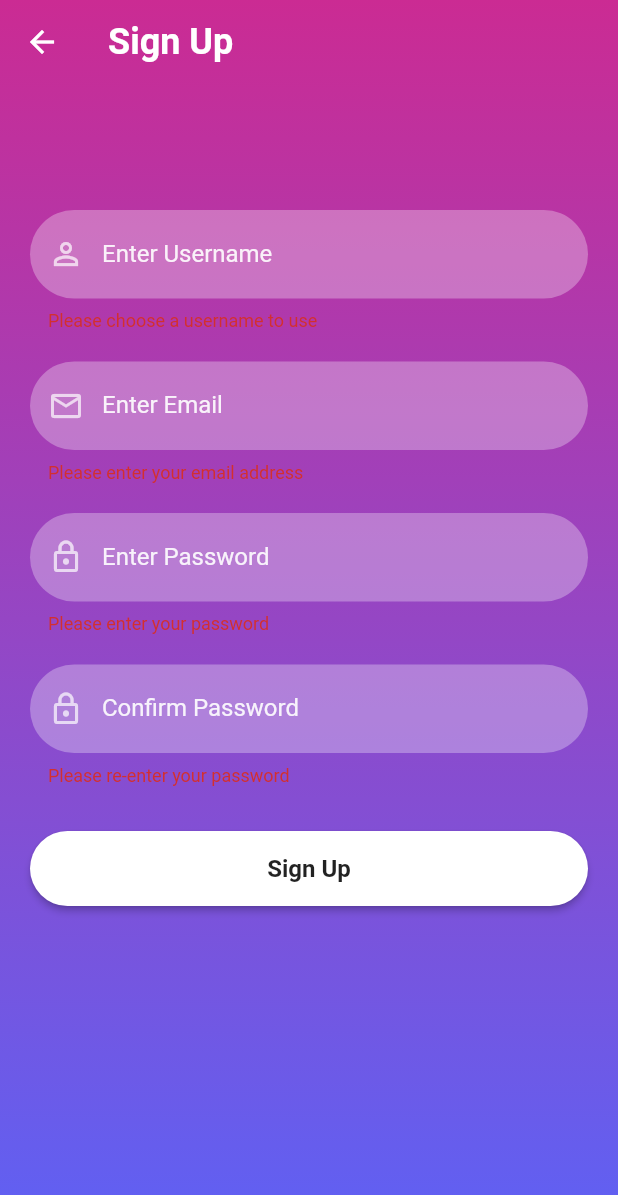
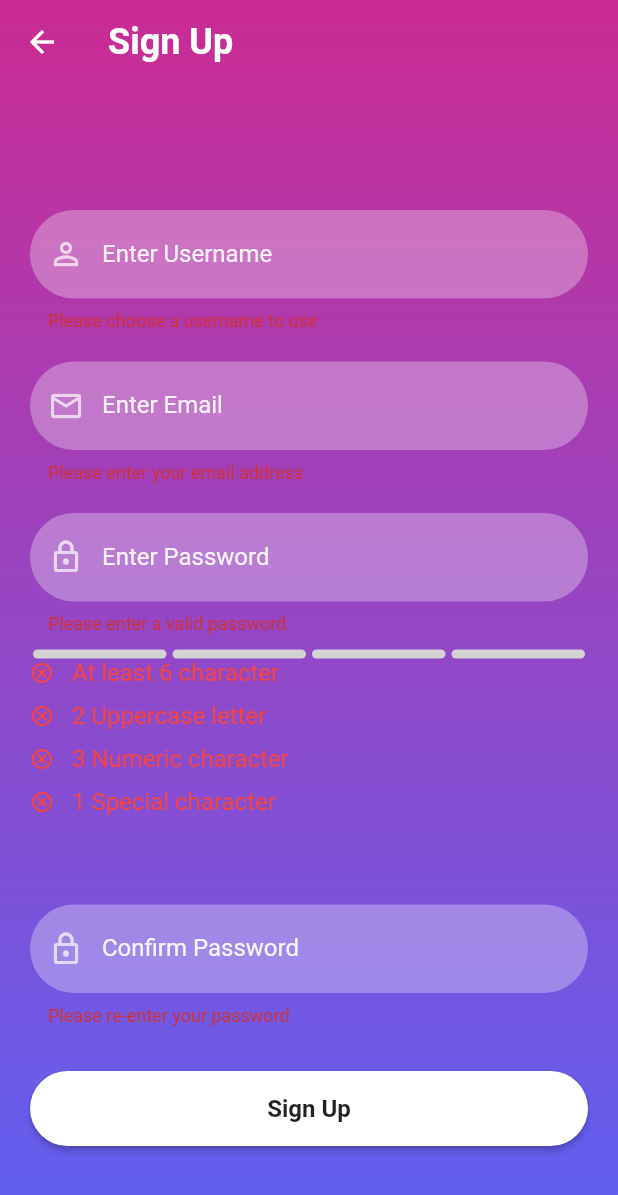
Before and after one commit to P3rdigas/SCMU-Project, a Flutter app: the SignUp screen opened directly, after a tap on "Sign Up", on a phone screen of 412 x 824 dp. Shown: the top 1195 px of the screen. Run offline on Flutter 3.47's test engine with Material 2 defaults, Android fonts, the phone set to English and light mode, and no system bars; drawn by our look-alikes of flutter_pw_validator; our stand-ins replace email_validator, firebase_auth, firebase_core, flutter_svg; accounts and stored records are empty.

Commit message:
SCMU Project - Base Pages

```diff
--- a/lib/pages/signup.dart
+++ b/lib/pages/signup.dart
@@ -1,7 +1,7 @@
-import 'package:app/pages/home.dart';
 import 'package:email_validator/email_validator.dart';
 import 'package:firebase_auth/firebase_auth.dart';
 import 'package:flutter/material.dart';
+import 'package:flutter_pw_validator/flutter_pw_validator.dart';
 
 import '../utils/colors.dart';
 import '../utils/messages.dart';
@@ -15,8 +15,9 @@ class SignUp extends StatefulWidget {
 }
 
 class _SignUpState extends State<SignUp> {
+  final GlobalKey<FormState> _signUpScreenFormKey = GlobalKey<FormState>();
 
-  final _signUpScreenFormKey = GlobalKey<FormState>();
+  bool isPasswordValid = false;
 
   TextEditingController passwordTextController = TextEditingController();
   TextEditingController emailTextController = TextEditingController();
@@ -44,10 +45,7 @@ class _SignUpState extends State<SignUp> {
               hexStringToColor("CB2B93"),
               hexStringToColor("9546C4"),
               hexStringToColor("5E61F4")
-                ],
-                begin: Alignment.topCenter,
-                end: Alignment.bottomCenter)
-            ),
+            ], begin: Alignment.topCenter, end: Alignment.bottomCenter)),
             child: SingleChildScrollView(
                 child: Padding(
               padding: EdgeInsets.fromLTRB(20, 120, 20, 0),
@@ -58,8 +56,9 @@ class _SignUpState extends State<SignUp> {
                     const SizedBox(
                       height: 20,
                     ),
-                        reusableTextField("Enter Username", Icons.person_outline, false, usernameTextController, (value) {
-                          if(value == null || value.isEmpty) {
+                    reusableTextField("Enter Username", Icons.person_outline,
+                        false, usernameTextController, (value) {
+                      if (value == null || value.isEmpty) {
                         return "Please choose a username to use";
                       } else if (value.length < 4) {
                         return "Please choose a username with at least 4 characters";
@@ -70,10 +69,11 @@ class _SignUpState extends State<SignUp> {
                     const SizedBox(
                       height: 20,
                     ),
-                        reusableTextField("Enter Email", Icons.email_outlined, false, emailTextController, (value) {
-                          if(value == null || value.isEmpty) {
+                    reusableTextField("Enter Email", Icons.email_outlined,
+                        false, emailTextController, (value) {
+                      if (value == null || value.isEmpty) {
                         return "Please enter your email address";
-                          } else if(!EmailValidator.validate(value)){
+                      } else if (!EmailValidator.validate(value)) {
                         return "Please enter a valid email.";
                       }
 
@@ -82,22 +82,40 @@ class _SignUpState extends State<SignUp> {
                     const SizedBox(
                       height: 20,
                     ),
-                        reusableTextField("Enter Password", Icons.lock_outlined, true, passwordTextController, (value) {
-                          if(value == null || value.isEmpty) {
-                            return "Please enter your password";
-                          } else if(value.length < 8 || value.length > 16){
-                            return "Your password must have a size between 7 and 17 characters";
+                    reusableTextField("Enter Password", Icons.lock_outlined,
+                        true, passwordTextController, (value) {
+                      if (!isPasswordValid) {
+                        return "Please enter a valid password";
                       }
 
                       return null;
                     }),
                     const SizedBox(
+                      height: 10,
+                    ),
+                    FlutterPwValidator(
+                        controller: passwordTextController,
+                        minLength: 6,
+                        uppercaseCharCount: 2,
+                        numericCharCount: 3,
+                        specialCharCount: 1,
+                        width: 400,
+                        height: 150,
+                        onSuccess: () {
+                          isPasswordValid = true;
+                        },
+                        onFail: () {
+                          isPasswordValid = false;
+                        }),
+                    const SizedBox(
                       height: 20,
                     ),
-                        reusableTextField("Confirm Password", Icons.lock_outline, true, null, (value) {
-                          if(value == null || value.isEmpty) {
+                    reusableTextField(
+                        "Confirm Password", Icons.lock_outline, true, null,
+                        (value) {
+                      if (value == null || value.isEmpty) {
                         return "Please re-enter your password";
-                          } else if(value != passwordTextController.text) {
+                      } else if (value != passwordTextController.text) {
                         return "Passwords mismatch";
                       }
 
@@ -107,10 +125,12 @@ class _SignUpState extends State<SignUp> {
                       height: 20,
                     ),
                     firebaseUIButton(context, "Sign Up", () async {
-                          if(_signUpScreenFormKey.currentState!.validate()) {
+                      if (_signUpScreenFormKey.currentState!.validate()) {
                         try {
                           await FirebaseAuth.instance
-                                  .createUserWithEmailAndPassword(email: emailTextController.text, password: passwordTextController.text)
+                              .createUserWithEmailAndPassword(
+                                  email: emailTextController.text,
+                                  password: passwordTextController.text)
                               .then((value) {
                             successMessage(context, "Signup complete");
                           });
@@ -122,9 +142,7 @@ class _SignUpState extends State<SignUp> {
                   ],
                 ),
               ),
-                )
-            )
-        ),
+            ))),
       ),
     );
   }
--- a/pubspec.yaml
+++ b/pubspec.yaml
@@ -39,6 +39,7 @@ dependencies:
   firebase_auth: ^4.4.2
   awesome_snackbar_content: ^0.1.3
   email_validator: ^2.1.17
+  flutter_pw_validator: ^1.5.0
   flutter_svg: ^2.0.5
 
 dev_dependencies:
```
Also changed, not shown: lib/pages/signin.dart (+22 -21 lines), lib/pages/welcome.dart (added, +30 -0 lines), assets/images/background.jpg (added), pubspec.lock. Lines whose indentation alone changed are shown as unchanged.
